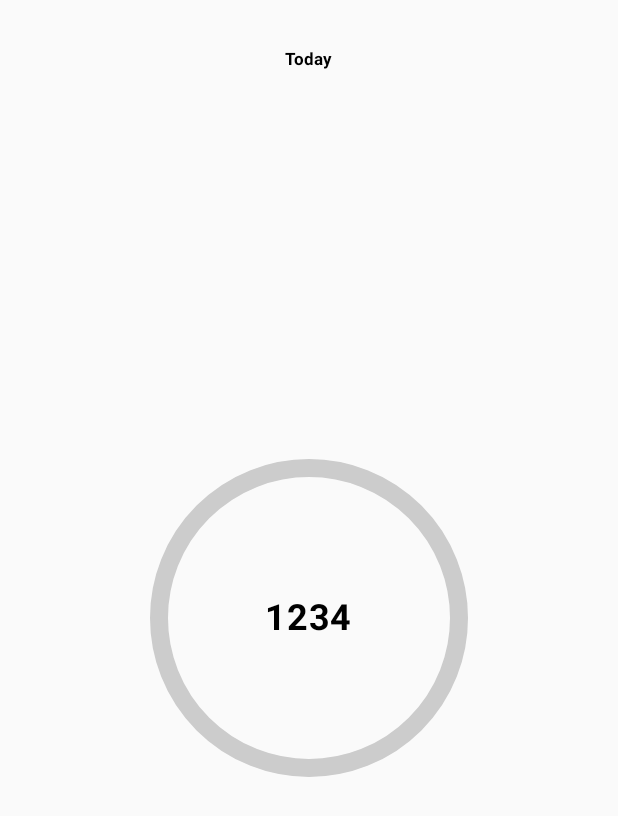
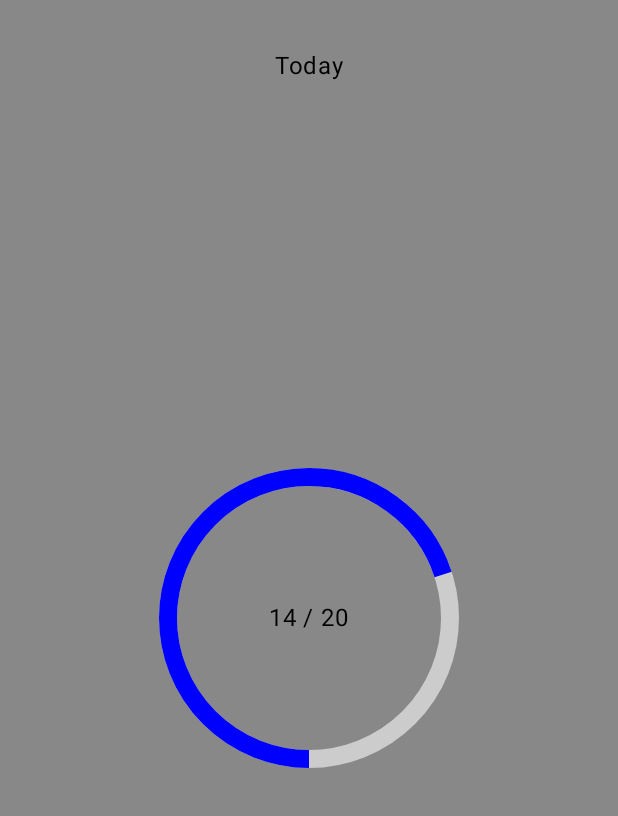
Before and after one commit to AhmadIzaz/FitnessTrackerJetpackCompose, an Android app built with Jetpack Compose: the screen it shows after launch (MainActivity), on a phone screen of 412 x 824 dp. Shown: the top 816 px of the screen. Run offline under Robolectric (Android 15) with nearby library versions, the phone set to English and light mode, and no system bars.

Commit message:
Adding Progress loader for steps.

```diff
--- a/app/src/main/java/com/example/fitnesstrackerjetpackcompose/presentation/ui/composables/StepCounterWidget.kt
+++ b/app/src/main/java/com/example/fitnesstrackerjetpackcompose/presentation/ui/composables/StepCounterWidget.kt
@@ -1,6 +1,8 @@
 package com.example.fitnesstrackerjetpackcompose.presentation.ui.composables
 
+import StepProgressLoader
 import androidx.compose.foundation.Canvas
+import androidx.compose.foundation.background
 import androidx.compose.foundation.layout.Box
 import androidx.compose.foundation.layout.fillMaxSize
 import androidx.compose.foundation.layout.padding
@@ -19,31 +21,34 @@ import androidx.compose.ui.unit.sp
 
 @Composable
 fun StepCounterWidget(stepCount: Int) {
-    Box(modifier = Modifier.fillMaxSize(), contentAlignment = Alignment.Center) {
-        // "Today" label outside and above the circle
+    Box(modifier = Modifier
+        .fillMaxSize()
+        .background(Color.Gray), contentAlignment = Alignment.Center) {
         Text(
             text = "Today",
-            style = MaterialTheme.typography.labelSmall.copy(fontWeight = FontWeight.Bold),
-            modifier = Modifier.align(Alignment.TopCenter).padding(top = 32.dp)
+            modifier = Modifier
+                .align(Alignment.TopCenter)
+                .padding(top = 32.dp)
         )
-        // Box to contain the circle and step count
         Box(contentAlignment = Alignment.Center, modifier = Modifier.size(200.dp)) {
-            Canvas(modifier = Modifier.matchParentSize()) {
+            /*Canvas(modifier = Modifier.matchParentSize()) {
                 drawCircle(
                     color = Color.LightGray,
                     radius = size.minDimension / 2,
-                    style = Stroke(width = 12.dp.toPx())
-                )
+                    style = Stroke(width = 20.dp.toPx())
+                )*/
+            StepProgressLoader(stepsTaken = 14, stepGoal = 20)
             }
+            /*
             // Step count text inside the circle
             Text(
                 text = "$stepCount",
                 fontSize = 24.sp,
                 fontWeight = FontWeight.Bold
             )
+            */
         }
     }
-}
 
 @Preview(showBackground = true)
 @Composable
--- /dev/null
+++ b/app/src/main/java/com/example/fitnesstrackerjetpackcompose/presentation/ui/composables/StepProgressLoader.kt
@@ -0,0 +1,69 @@
+import androidx.compose.foundation.Canvas
+import androidx.compose.foundation.layout.Box
+import androidx.compose.foundation.layout.size
+import androidx.compose.runtime.Composable
+import androidx.compose.ui.Alignment
+import androidx.compose.ui.Modifier
+import androidx.compose.ui.geometry.Offset
+import androidx.compose.ui.geometry.Size
+import androidx.compose.ui.graphics.Color
+import androidx.compose.ui.graphics.drawscope.Stroke
+import androidx.compose.ui.tooling.preview.Preview
+import androidx.compose.ui.unit.dp
+import androidx.compose.material3.MaterialTheme
+import androidx.compose.material3.Text
+
+@Composable
+fun StepProgressLoader(
+    stepsTaken: Int,
+    stepGoal: Int
+) {
+    val progress = stepsTaken.toFloat() / stepGoal.toFloat()
+    Box(
+        contentAlignment = Alignment.Center,
+        modifier = Modifier.size(200.dp)
+    ) {
+        Canvas(modifier = Modifier.matchParentSize()) {
+            val strokeWidth = 12.dp.toPx()
+            val diameter = size.minDimension - strokeWidth
+            val topLeftOffset = Offset(strokeWidth / 2, strokeWidth / 2)
+            val size = Size(diameter, diameter)
+            val sweepAngle = progress * 360f
+
+            // Draw loader track
+            drawArc(
+                color = Color.LightGray,
+                startAngle = 0f,
+                sweepAngle = 360f,
+                useCenter = false,
+                topLeft = topLeftOffset,
+                size = size,
+                style = Stroke(width = strokeWidth)
+            )
+
+            // Draw loader progress
+            drawArc(
+                color = Color.Blue,
+                startAngle = 90f, // Adjust start angle for different fill initiation
+                sweepAngle = sweepAngle,
+                useCenter = false,
+                topLeft = topLeftOffset,
+                size = size,
+                style = Stroke(width = strokeWidth)
+            )
+        }
+        // Display the current step count
+        Text(
+            text = "$stepsTaken / $stepGoal",
+            style = MaterialTheme.typography.bodyLarge
+        )
+    }
+}
+
+@Preview(showBackground = true)
+@Composable
+fun PreviewStepProgressLoader() {
+    MaterialTheme {
+        StepProgressLoader(stepsTaken = 6500, stepGoal = 10000)
+    }
+}
```
